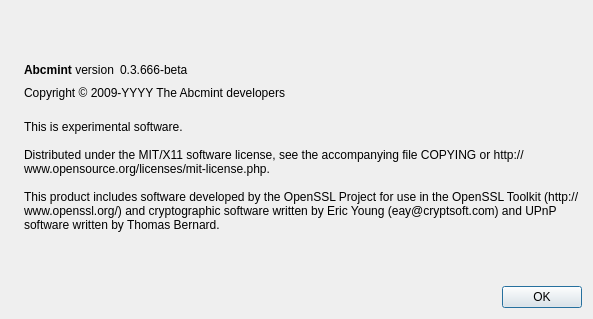
owjem/abcmint, file src/qt/forms/aboutdialog.ui: the form before one commit.
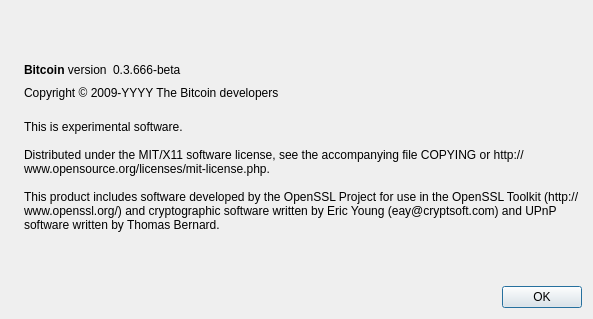
The form after the commit. Icons and pictures are not drawn.

Commit message: update abcmint to bitcoin

Patch:
```diff
--- a/src/qt/forms/aboutdialog.ui
+++ b/src/qt/forms/aboutdialog.ui
@@ -50,7 +50,7 @@
           <cursorShape>IBeamCursor</cursorShape>
          </property>
          <property name="text">
-          <string>&lt;b&gt;Abcmint&lt;/b&gt; version</string>
+          <string>&lt;b&gt;Bitcoin&lt;/b&gt; version</string>
          </property>
          <property name="textInteractionFlags">
           <set>Qt::LinksAccessibleByMouse|Qt::TextSelectableByKeyboard|Qt::TextSelectableByMouse</set>
@@ -91,7 +91,7 @@
         <cursorShape>IBeamCursor</cursorShape>
        </property>
        <property name="text">
-        <string notr="true">Copyright &amp;copy; 2009-YYYY The Abcmint developers</string>
+        <string notr="true">Copyright &amp;copy; 2009-YYYY The Bitcoin developers</string>
        </property>
        <property name="textFormat">
         <enum>Qt::RichText</enum>
```
Left out of the diff: 6 changed lines with no effect on the pictures. The commit also changes 793 other files.
